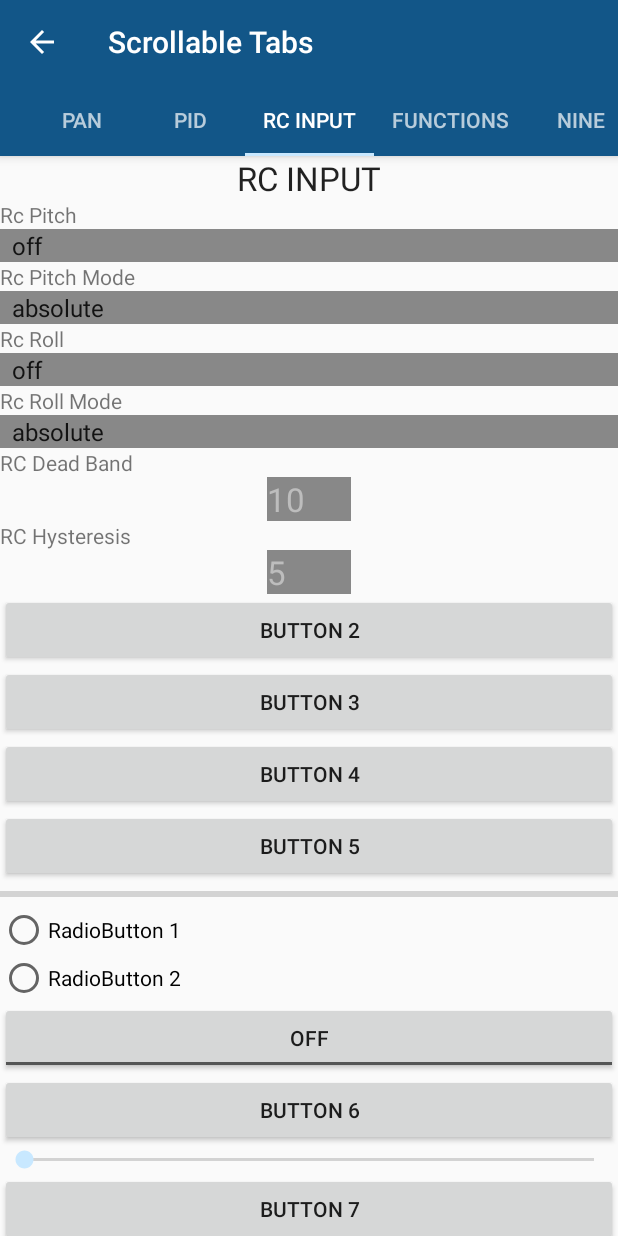
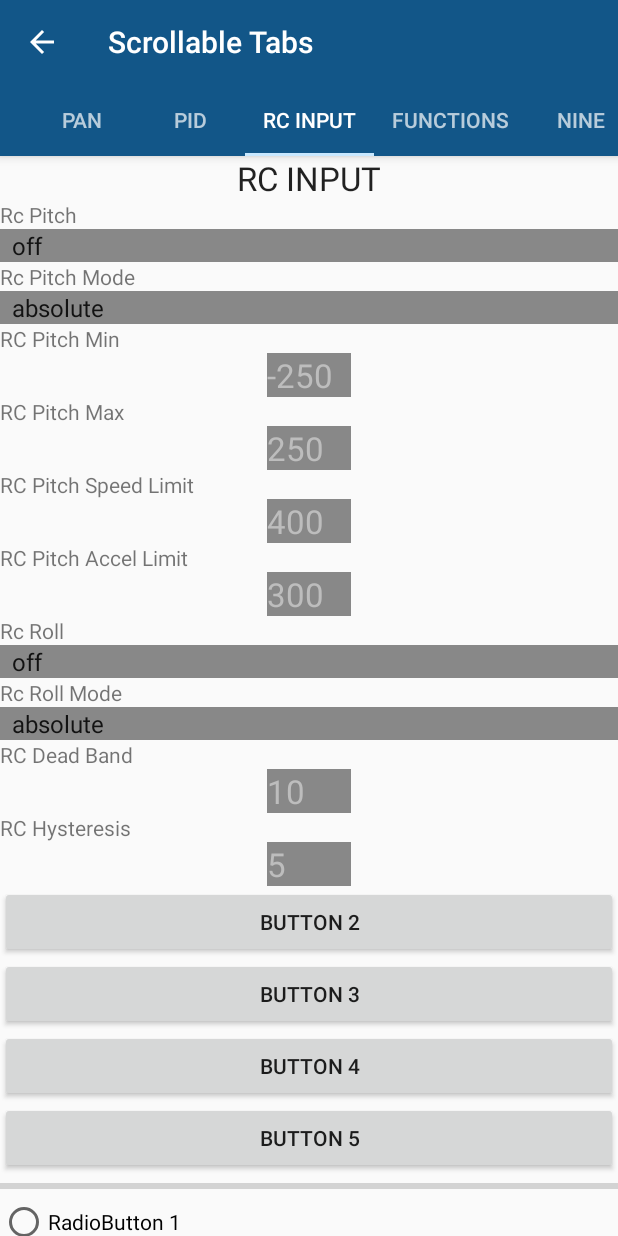
Before and after one commit to maciek252/STorM32_GUI_Android, an Android app: the screen it shows after launch (ScrollableTabsActivity), tab 5 chosen, on a phone screen of 412 x 824 dp. Run offline under Robolectric (Android 15) with nearby library versions, the phone set to English and light mode, and no system bars.

Commit message:
rc pitch options

```diff
--- a/app/src/main/java/info/androidhive/materialtabs/fragments/SevenFragment.java
+++ b/app/src/main/java/info/androidhive/materialtabs/fragments/SevenFragment.java
@@ -16,6 +16,12 @@ public class SevenFragment extends IntermediateFragment{
 
     TextView tv_deadBand = null;
     TextView tv_rcHysteresis = null;
+
+    TextView tv_rcPitchMin = null;
+    TextView tv_rcPitchMax = null;
+    TextView tv_rcPitchSpeedLimit = null;
+    TextView tv_rcPitchAccelLimit = null;
+
     Spinner sp_rcPitch = null;
     Spinner sp_rcPitchMode = null;
     Spinner sp_rcRoll = null;
@@ -41,6 +47,13 @@ public class SevenFragment extends IntermediateFragment{
 
          tv_rcHysteresis = (TextView) v.findViewById(R.id.textView_rcInput_rcHysteresis);
         tv_deadBand = (TextView) v.findViewById(R.id.textView_rcInput_rcDeadBand);
+
+        tv_rcPitchMin = (TextView) v.findViewById(R.id.textView_rcInput_rcPitchMin);
+        tv_rcPitchMax = (TextView) v.findViewById(R.id.textView_rcInput_rcPitchMax);
+
+        tv_rcPitchSpeedLimit = (TextView) v.findViewById(R.id.textView_rcInput_rcPitchSpeedLimit);
+        tv_rcPitchAccelLimit = (TextView) v.findViewById(R.id.textView_rcInput_rcPitchAccelLimit);
+
         sp_rcPitch = (Spinner) v.findViewById(R.id.spinner_RcInput_rcPitch);
         sp_rcPitchMode = (Spinner) v.findViewById(R.id.spinner_rcInput_rcPitchMode);
 
@@ -53,6 +66,12 @@ public class SevenFragment extends IntermediateFragment{
         //addPair(v, R.id.textView_6_pid, optionList.lowVoltageLimitInt);
         addPairTv(v, tv_rcHysteresis, 105);
         addPairTv(v, tv_deadBand, 43);
+
+        addPairTv(v, tv_rcPitchMin, 47);
+        addPairTv(v, tv_rcPitchMax, 48);
+        addPairTv(v, tv_rcPitchSpeedLimit, 49);
+        addPairTv(v, tv_rcPitchAccelLimit, 50);
+
         addPairSpinner(v, sp_rcPitch, 44);
         addPairSpinner(v, sp_rcPitchMode, 45);
         addPairSpinner(v, sp_rcRoll, 51);
--- a/app/src/main/java/info/androidhive/materialtabs/storm32/optionList.java
+++ b/app/src/main/java/info/androidhive/materialtabs/storm32/optionList.java
@@ -241,6 +241,15 @@ public class optionList {
         );
 
 
+        /*
+        },{
+  name => 'Roll Motor Vmax',
+  type => 'OPTTYPE_UI', len => 5, ppos => 0, min => 0, max => 255, default => 150, steps => 1,
+  size => 2,
+  adr => 9,
+
+         */
+
         addOption(
                 new OptionNumber("9 Roll Motor Vmax",
                         OptionNumber.NumberType.UnsignedInt,
@@ -310,6 +319,65 @@ public class optionList {
                         functionInputChoicesList
                 )
         );
+
+        /*
+        {
+  name => 'Rc Pitch Min',
+  type => 'OPTTYPE_SI', len => 0, ppos => 1, min => -1200, max => 1200, default => -250, steps => 5,
+  size => 2,
+  adr => 47,
+  unit => '�',
+}*/
+        addOption(
+                new OptionNumber("Rc Pitch Min",
+                        OptionNumber.NumberType.SignedInt,
+                        5, 1,-1200,1200,-250,5,2,47, "deg")
+        );
+
+/*,{
+  name => 'Rc Pitch Max',
+  type => 'OPTTYPE_SI', len => 0, ppos => 1, min => -1200, max => 1200, default => 250, steps => 5,
+  size => 2,
+  adr => 48,
+  unit => '�',
+}*/
+        addOption(
+                new OptionNumber("Rc Pitch Max",
+                        OptionNumber.NumberType.SignedInt,
+                        5, 1,-1200,1200,250,5,2,48, "deg")
+        );
+
+
+
+        /*{
+  name => 'Rc Pitch Speed Limit (0 = off)',
+  type => 'OPTTYPE_UI', len => 0, ppos => 1, min => 0, max => 1000, default => 400, steps => 5,
+  size => 2,
+  adr => 49,
+  unit => '�/s',
+}*/
+        addOption(
+                new OptionNumber("Rc Pitch Speed Limit",
+                        OptionNumber.NumberType.UnsignedInt,
+                        0, 1,0,1000,400,5,2,49, "deg/s")
+        );
+
+
+        /*{
+  name => 'Rc Pitch Accel Limit (0 = off)',
+  type => 'OPTTYPE_UI', len => 0, ppos => 3, min => 0, max => 1000, default => 300, steps => 10,
+  size => 2,
+  adr => 50,
+}*/
+        addOption(
+                new OptionNumber("Rc Pitch Accel Limit",
+                        OptionNumber.NumberType.UnsignedInt,
+                        0, 3,0,1000,300,10,2,50, "")
+        );
+
+
+
+
 
         /*
         name => 'Rc Roll',
--- a/app/src/main/res/layout/fragment_seven.xml
+++ b/app/src/main/res/layout/fragment_seven.xml
@@ -41,6 +41,72 @@
             android:layout_height="wrap_content"
             android:id="@+id/spinner_rcInput_rcPitchMode"
             android:spinnerMode="dropdown" />
+
+        <TextView
+            android:layout_width="wrap_content"
+            android:layout_height="wrap_content"
+            android:text="RC Pitch Min"
+            android:id="@+id/textView_rcPitchMin" />
+
+        <TextView
+            android:layout_width="56dp"
+            android:layout_height="wrap_content"
+            android:textAppearance="?android:attr/textAppearanceLarge"
+            android:id="@+id/textView_rcInput_rcPitchMin"
+            android:contextClickable="true"
+            android:layout_gravity="center_horizontal"
+            android:editable="true" />
+
+        <TextView
+            android:layout_width="wrap_content"
+            android:layout_height="wrap_content"
+            android:text="RC Pitch Max"
+            android:id="@+id/textView_rcPitchMax" />
+
+        <TextView
+            android:layout_width="56dp"
+            android:layout_height="wrap_content"
+            android:textAppearance="?android:attr/textAppearanceLarge"
+            android:id="@+id/textView_rcInput_rcPitchMax"
+            android:contextClickable="true"
+            android:layout_gravity="center_horizontal"
+            android:editable="true" />
+
+        <TextView
+            android:layout_width="wrap_content"
+            android:layout_height="wrap_content"
+            android:text="RC Pitch Speed Limit"
+            android:id="@+id/textView_rcPitchSpeedLimit" />
+
+        <TextView
+            android:layout_width="56dp"
+            android:layout_height="wrap_content"
+            android:textAppearance="?android:attr/textAppearanceLarge"
+            android:id="@+id/textView_rcInput_rcPitchSpeedLimit"
+            android:contextClickable="true"
+            android:layout_gravity="center_horizontal"
+            android:editable="true" />
+
+        <TextView
+            android:layout_width="wrap_content"
+            android:layout_height="wrap_content"
+            android:text="RC Pitch Accel Limit"
+            android:id="@+id/textView_rcPitchAccelLimit" />
+
+        <TextView
+            android:layout_width="56dp"
+            android:layout_height="wrap_content"
+            android:textAppearance="?android:attr/textAppearanceLarge"
+            android:id="@+id/textView_rcInput_rcPitchAccelLimit"
+            android:contextClickable="true"
+            android:layout_gravity="center_horizontal"
+            android:editable="true" />
+
+        <Space
+            android:layout_width="match_parent"
+            android:layout_height="wrap_content"
+            android:layout_gravity="center_horizontal"
+            android:foreground="#c10606" />
 
         <TextView
             android:layout_width="wrap_content"
```
